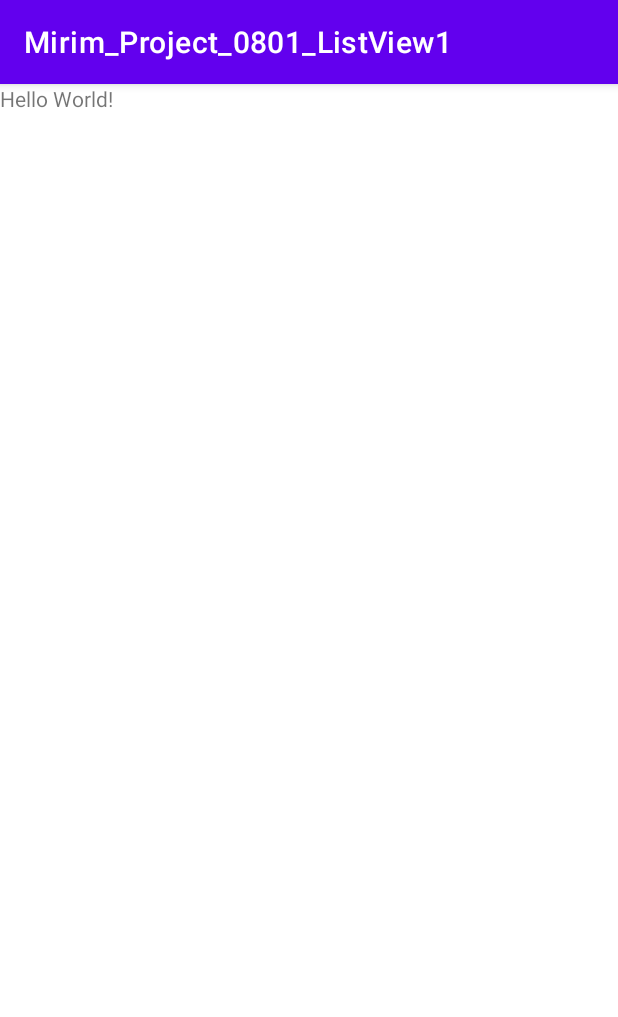
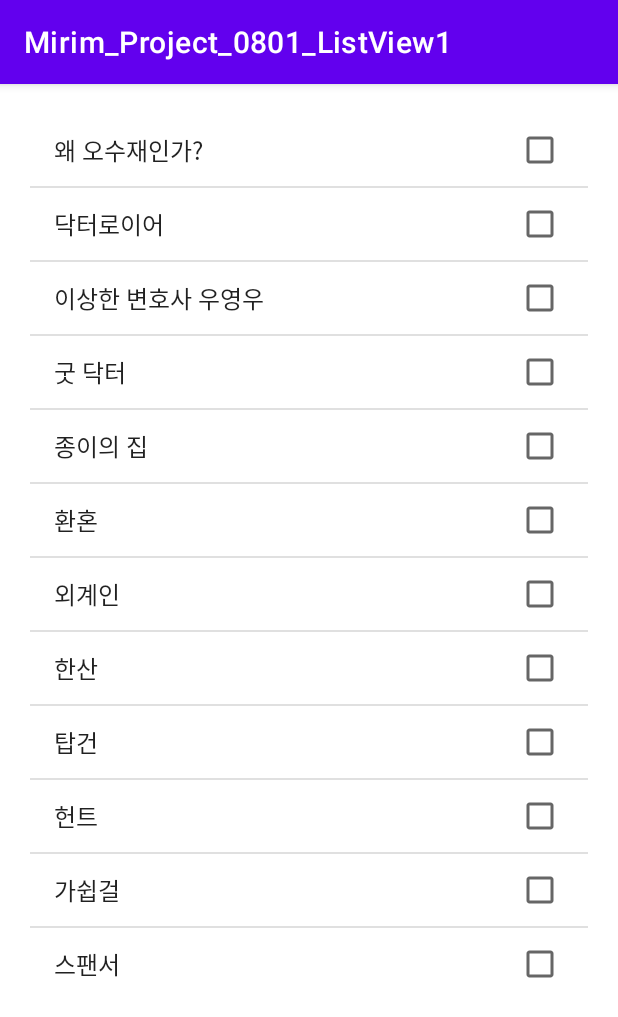
Before and after one commit to yes25cho/Mirim_Project_0801_ListView1, an Android app: the screen it shows after launch (MainActivity), on a phone screen of 412 x 824 dp. Shown: the top 1017 px of the screen. Run offline under Robolectric (Android 15) with nearby library versions, the phone set to English and light mode, and no system bars.

Commit message:
listView

```diff
--- a/app/src/main/java/mediapoint/project/mirim_project_0801_listview1/MainActivity.java
+++ b/app/src/main/java/mediapoint/project/mirim_project_0801_listview1/MainActivity.java
@@ -1,14 +1,37 @@
 package mediapoint.project.mirim_project_0801_listview1;
 
+import androidx.appcompat.app.AlertDialog;
 import androidx.appcompat.app.AppCompatActivity;
 
+import android.app.Dialog;
 import android.os.Bundle;
+import android.view.View;
+import android.widget.AdapterView;
+import android.widget.ArrayAdapter;
+import android.widget.ListView;
 
 public class MainActivity extends AppCompatActivity {
-
+    String[] itmes = {"왜 오수재인가?", "닥터로이어", "이상한 변호사 우영우",
+            "굿 닥터", "종이의 집", "환혼", "외계인", "한산", "탑건", "헌트",
+            "가쉽걸", "스팬서"};
     @Override
     protected void onCreate(Bundle savedInstanceState) {
         super.onCreate(savedInstanceState);
         setContentView(R.layout.activity_main);
+
+        ListView listv= findViewById(R.id.listv);
+        ArrayAdapter<String> adapter = new ArrayAdapter<String>(this,
+                android.R.layout.simple_list_item_multiple_choice, itmes);
+        listv.setChoiceMode(ListView.CHOICE_MODE_MULTIPLE);
+        listv.setAdapter(adapter);
+        listv.setOnItemClickListener(new AdapterView.OnItemClickListener() {
+            @Override
+            public void onItemClick(AdapterView<?> adapterView, View view, int i, long l) {
+                AlertDialog.Builder dlg = new AlertDialog.Builder(MainActivity.this);
+                dlg.setTitle("선택한 시리즈 및 영화");
+                dlg.setMessage(itmes[i]+"을 선택 하셨군요");
+                dlg.show();
+            }
+        });
     }
 }
--- a/app/src/main/res/layout/activity_main.xml
+++ b/app/src/main/res/layout/activity_main.xml
@@ -4,15 +4,15 @@
     xmlns:tools="http://schemas.android.com/tools"
     android:layout_width="match_parent"
     android:layout_height="match_parent"
+    android:orientation="vertical"
+    android:padding="20dp"
     tools:context=".MainActivity">
 
-    <TextView
-        android:layout_width="wrap_content"
-        android:layout_height="wrap_content"
-        android:text="Hello World!"
-        app:layout_constraintBottom_toBottomOf="parent"
-        app:layout_constraintLeft_toLeftOf="parent"
-        app:layout_constraintRight_toRightOf="parent"
-        app:layout_constraintTop_toTopOf="parent" />
+    <ListView
+        android:id="@+id/listv"
+        android:layout_width="match_parent"
+        android:layout_height="wrap_content"/>
+
+
 
 </LinearLayout>
```
